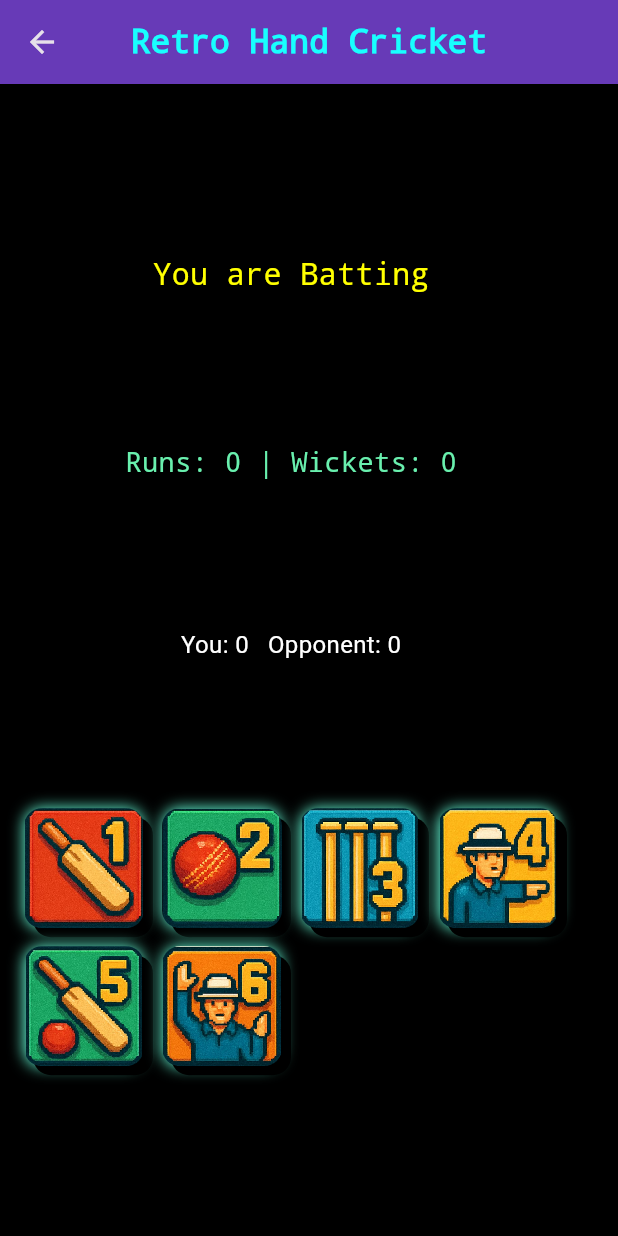
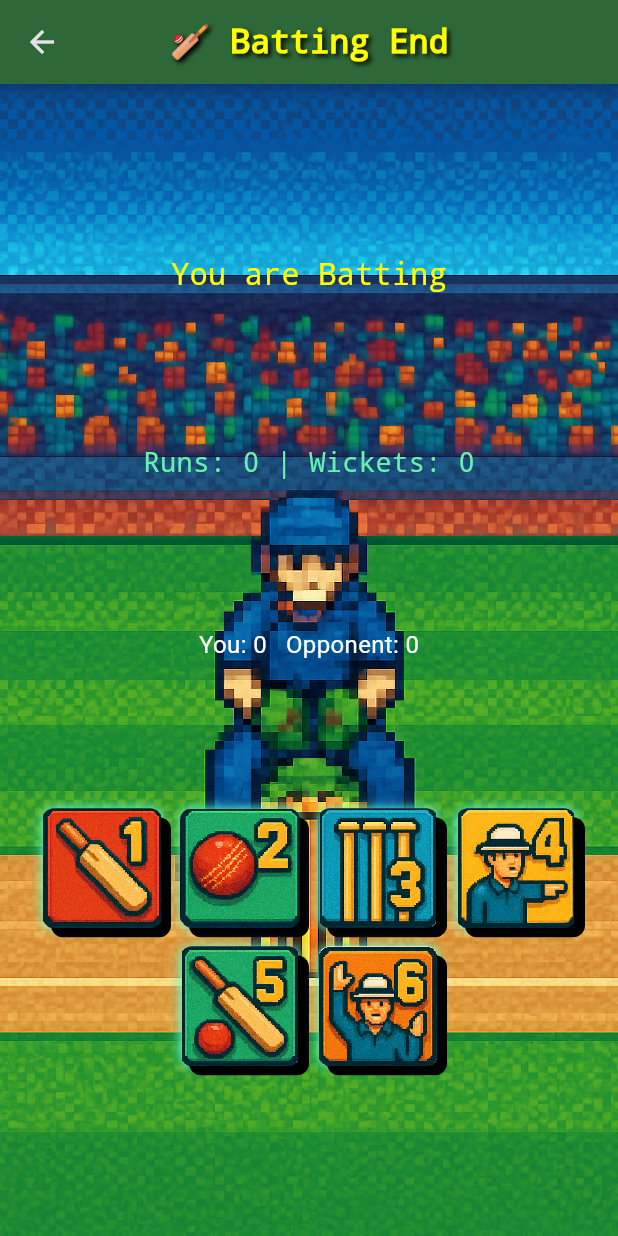
Before and after one commit to PR0D-G/Retro_Cricket, a Flutter app: the GameScreen screen opened directly, on a phone screen of 412 x 824 dp. Run offline on Flutter 3.47's test engine with Material 3 defaults, Android fonts, the light colour scheme and no system bars.

Commit message:
day_3 progress

```diff
--- a/lib/screens/game_screen.dart
+++ b/lib/screens/game_screen.dart
@@ -1,9 +1,10 @@
 import 'package:flutter/material.dart';
 import 'dart:math';
+import 'dart:io' show Platform;
+import 'package:flutter/foundation.dart' show kIsWeb;
 
 class GameScreen extends StatefulWidget {
   final bool vsAI;
-
   const GameScreen({super.key, this.vsAI = false});
 
   @override
@@ -17,23 +18,18 @@ class _GameScreenState extends State<GameScreen> {
   int wickets = 0;
   int playerChoice = 0;
   int opponentChoice = 0;
-
-  int target = -1; // used for 2nd innings
-  bool playerBatting = true; // true = player batting first
+  int target = -1;
+  bool playerBatting = true;
 
   void playTurn(int choice) {
     setState(() {
       playerChoice = choice;
-
-      // Opponent move
       opponentChoice = random.nextInt(6) + 1;
 
       if (playerBatting) {
-        // Batting phase
         if (playerChoice == opponentChoice) {
           wickets++;
           if (wickets >= 1) {
-            // End of innings
             target = runs + 1;
             playerBatting = false;
             runs = 0;
@@ -44,12 +40,9 @@ class _GameScreenState extends State<GameScreen> {
           runs += playerChoice;
         }
       } else {
-        // Bowling phase (opponent batting)
         if (playerChoice == opponentChoice) {
           wickets++;
-          if (wickets >= 1 || runs >= target) {
           _showResult();
-          }
         } else {
           runs += opponentChoice;
           if (runs >= target) {
@@ -90,12 +83,10 @@ class _GameScreenState extends State<GameScreen> {
     String result;
     if (runs >= target) {
       result = "Opponent Wins!";
+    } else if (runs == target - 1) {
+      result = "Match Tied!";
     } else {
       result = "You Win!";
-    }
-
-    if (runs == target - 1) {
-      result = "Match Tied!";
     }
 
     showDialog(
@@ -132,18 +123,72 @@ class _GameScreenState extends State<GameScreen> {
     return Scaffold(
         backgroundColor: Colors.black,
         appBar: AppBar(
-        backgroundColor: Colors.deepPurple,
-        title: const Text(
-          'Retro Hand Cricket',
-          style: TextStyle(
+          backgroundColor: Colors.green.shade900,
+          elevation: 6,
+          centerTitle: true,
+          title: Text(
+            playerBatting ? "🏏 Batting End" : "☄️ Bowling End",
+            style: const TextStyle(
               fontFamily: "monospace",
+              fontSize: 22,
               fontWeight: FontWeight.bold,
-            color: Colors.cyanAccent,
+              color: Colors.yellowAccent,
+              shadows: [
+                Shadow(
+                  blurRadius: 4,
+                  color: Colors.black,
+                  offset: Offset(2, 2),
+                )
+              ],
             ),
           ),
-        centerTitle: true,
         ),
-      body: Padding(
+        body: Stack(
+          fit: StackFit.expand,
+          children: [
+            LayoutBuilder(
+              builder: (context, constraints) {
+                // detect if running on web or desktop
+                final isDesktopOrWeb = kIsWeb ||
+                    Platform.isWindows ||
+                    Platform.isLinux ||
+                    Platform.isMacOS;
+
+                return AnimatedSwitcher(
+                  duration: const Duration(milliseconds: 600),
+                  child: Image.asset(
+                    playerBatting
+                        ? "assets/batsman_end.png"
+                        : "assets/bowler_end.png",
+                    key: ValueKey(playerBatting),
+                    fit: isDesktopOrWeb
+                        ? BoxFit.contain // ✅ keep original ratio (desktop/web)
+                        : BoxFit.cover, // ✅ fill screen (mobile/tablet)
+                    alignment: Alignment.center,
+                    filterQuality: FilterQuality.none,
+                    width: double.infinity,
+                    height: double.infinity,
+                  ),
+                );
+              },
+            ),
+            AnimatedSwitcher(
+              duration: const Duration(milliseconds: 600),
+              child: Image.asset(
+                playerBatting
+                    ? "assets/batsman_end.png"
+                    : "assets/bowler_end.png",
+                key: ValueKey(playerBatting),
+                fit: BoxFit.cover, // ✅ fullscreen, crops excess
+                alignment: Alignment.center,
+                filterQuality: FilterQuality.none,
+                width: double.infinity,
+                height: double.infinity,
+              ),
+            ),
+
+            // Foreground UI
+            Padding(
               padding: const EdgeInsets.all(16),
               child: Column(
                 mainAxisAlignment: MainAxisAlignment.spaceEvenly,
@@ -168,11 +213,10 @@ class _GameScreenState extends State<GameScreen> {
                     "You: $playerChoice   Opponent: $opponentChoice",
                     style: const TextStyle(fontSize: 16, color: Colors.white),
                   ),
-
-            // Retro Buttons (6)
                   Wrap(
                     spacing: 12,
                     runSpacing: 12,
+                    alignment: WrapAlignment.center,
                     children: List.generate(6, (i) {
                       return SpriteButton(
                         index: i + 1,
@@ -183,13 +227,13 @@ class _GameScreenState extends State<GameScreen> {
                 ],
               ),
             ),
-    );
+          ],
+        ));
   }
 }
 
-/// A button using your cropped retro images
 class SpriteButton extends StatefulWidget {
-  final int index; // 1–6
+  final int index;
   final VoidCallback onTap;
 
   const SpriteButton({
@@ -215,23 +259,23 @@ class _SpriteButtonState extends State<SpriteButton> {
       },
       onTapCancel: () => setState(() => _pressed = false),
       child: AnimatedContainer(
-        duration: const Duration(milliseconds: 120),
+        duration: const Duration(milliseconds: 100),
         transform: Matrix4.translationValues(0, _pressed ? 4 : 0, 0),
         decoration: BoxDecoration(
-          borderRadius: BorderRadius.circular(12),
+          borderRadius: BorderRadius.circular(8),
           boxShadow: _pressed
               ? [
                   const BoxShadow(
                     color: Colors.black87,
                     offset: Offset(2, 2),
                     blurRadius: 0,
-                  ),
+                  )
                 ]
               : [
                   const BoxShadow(
                     color: Colors.tealAccent,
                     offset: Offset(0, 0),
-                    blurRadius: 8,
+                    blurRadius: 6,
                   ),
                   const BoxShadow(
                     color: Colors.black,
@@ -241,12 +285,12 @@ class _SpriteButtonState extends State<SpriteButton> {
                 ],
         ),
         child: ClipRRect(
-          borderRadius: BorderRadius.circular(12),
+          borderRadius: BorderRadius.circular(8),
           child: Image.asset(
-            "assets/btn${widget.index}.png", // your retro cropped buttons
+            "assets/btn${widget.index}.png",
             width: 80,
             height: 80,
-            filterQuality: FilterQuality.none, // keep retro crispness
+            filterQuality: FilterQuality.none,
           ),
         ),
       ),
--- a/pubspec.yaml
+++ b/pubspec.yaml
@@ -29,3 +29,5 @@ flutter:
         - assets/btn4.png
         - assets/btn5.png
         - assets/btn6.png
+        - assets/batsman_end.png
+        - assets/bowler_end.png
```
Also changed, not shown: lib/widgets/retro_keyboard.dart (deleted, +0 -50 lines), assets/batsman_end.png (added), assets/bowler_end.png (added). Lines whose indentation alone changed are shown as unchanged.
